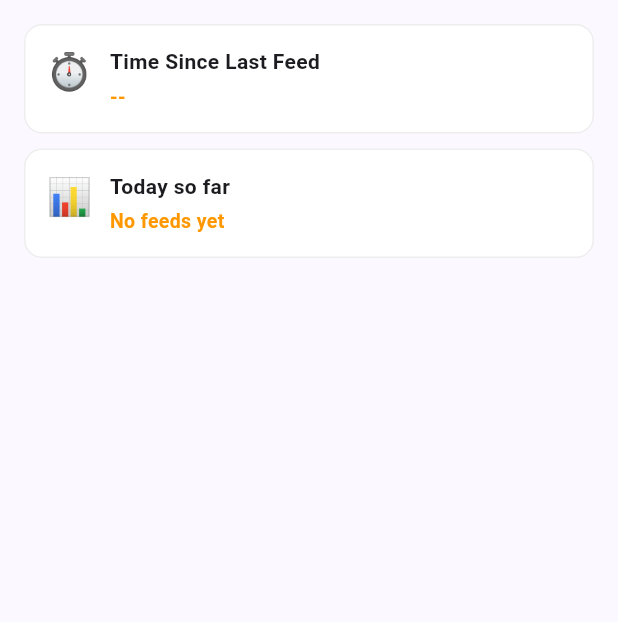
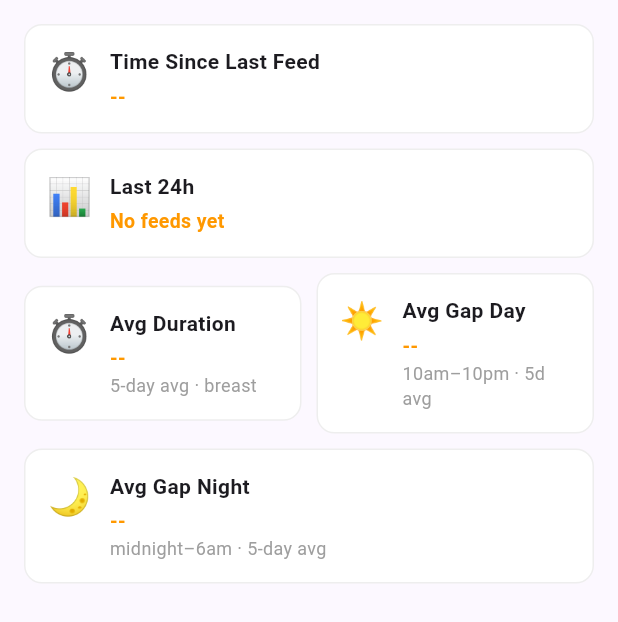
Before and after one commit to dariack/numi-numi, a Flutter app: the _FeedTab widget shown alone on an empty page, opened directly with empty values, on a phone screen of 412 x 824 dp. Shown: the top 622 px of the screen. Run offline on Flutter 3.47's test engine with Material 3 defaults, Android fonts, the phone set to English and light mode, and no system bars; our stand-ins replace cloud_firestore, firebase_core, shared_preferences; missing offline and left inert: home_widget; accounts and stored records are empty.

Commit message:
feat: feed/diaper tabs — last 24h stats, 5-day avg, avg feed duration, avg day/night gaps

```diff
--- a/lib/screens/insights_screen.dart
+++ b/lib/screens/insights_screen.dart
@@ -71,15 +71,18 @@ class _FeedTabState extends State<_FeedTab> {
     final isDark = Theme.of(context).brightness == Brightness.dark;
     final cardBg = isDark ? const Color(0xFF1E2130) : Colors.white;
 
-    final todayDurOnly = ins['todayDurOnly'] as int;
-    final todayMlOnly = ins['todayMlOnly'] as int;
-    final todayEquiv = ins['todayEquiv'] as double;
-    final avg3dEquiv = ins['avg3dEquiv'] as double;
+    final dur24h = ins['dur24h'] as int;
+    final ml24h = ins['ml24h'] as int;
+    final equiv24h = ins['equiv24h'] as double;
+    final avg5dEquiv = ins['avg5dEquiv'] as double;
+    final avgDuration = ins['avgDuration'] as double;
+    final avgGapDay = ins['avgGapDay'] as double;
+    final avgGapNight = ins['avgGapNight'] as double;
 
-    final todayParts = <String>[];
-    if (todayDurOnly > 0) todayParts.add('${_fmtMin(todayDurOnly)} breast');
-    if (todayMlOnly > 0) todayParts.add('${todayMlOnly}ml pumped');
-    final todayStr = todayParts.isNotEmpty ? todayParts.join(' + ') : 'No feeds yet';
+    final parts24h = <String>[];
+    if (dur24h > 0) parts24h.add('${_fmtMin(dur24h)} breast');
+    if (ml24h > 0) parts24h.add('${ml24h}ml pumped');
+    final str24h = parts24h.isNotEmpty ? parts24h.join(' + ') : 'No feeds yet';
 
     return RefreshIndicator(
         onRefresh: _load,
@@ -115,7 +118,7 @@ class _FeedTabState extends State<_FeedTab> {
             const SizedBox(height: 10),
           ],
 
-          // Today so far — combined
+          // Last 24h
           Container(
             padding: const EdgeInsets.all(14),
             decoration: BoxDecoration(borderRadius: BorderRadius.circular(12), color: cardBg,
@@ -124,20 +127,35 @@ class _FeedTabState extends State<_FeedTab> {
               const Text('📊', style: TextStyle(fontSize: 24)),
               const SizedBox(width: 12),
               Expanded(child: Column(crossAxisAlignment: CrossAxisAlignment.start, children: [
-                const Text('Today so far', style: TextStyle(fontWeight: FontWeight.bold, fontSize: 14)),
+                const Text('Last 24h', style: TextStyle(fontWeight: FontWeight.bold, fontSize: 14)),
                 const SizedBox(height: 4),
-                Text(todayStr, style: TextStyle(fontSize: 13, color: kFeedColor, fontWeight: FontWeight.w600)),
-                if (avg3dEquiv > 0) ...[
+                Text(str24h, style: TextStyle(fontSize: 13, color: kFeedColor, fontWeight: FontWeight.w600)),
+                if (avg5dEquiv > 0) ...[
                   const SizedBox(height: 4),
-                  Text('3-day avg: ~${_fmtMin(avg3dEquiv.round())} equiv/day',
+                  Text('5-day avg: ~${_fmtMin(avg5dEquiv.round())}/day',
                     style: TextStyle(fontSize: 12, color: Colors.grey.shade500)),
                   const SizedBox(height: 4),
-                  _buildCompLabel(todayEquiv, avg3dEquiv, 'feeding'),
+                  _buildCompLabel(equiv24h, avg5dEquiv, 'feeding'),
                 ],
               ])),
             ]),
           ),
+          const SizedBox(height: 10),
 
+          // Avg stats row
+          Row(children: [
+            Expanded(child: _InsightCard(cardBg: cardBg, emoji: '⏱', title: 'Avg Duration',
+              value: avgDuration > 0 ? _fmtMin(avgDuration) : '--', color: kFeedColor,
+              subtitle: '5-day avg · breast')),
+            const SizedBox(width: 10),
+            Expanded(child: _InsightCard(cardBg: cardBg, emoji: '☀️', title: 'Avg Gap Day',
+              value: avgGapDay > 0 ? _fmtMin(avgGapDay) : '--', color: kFeedColor,
+              subtitle: '10am–10pm · 5d avg')),
+          ]),
+          const SizedBox(height: 10),
+          _InsightCard(cardBg: cardBg, emoji: '🌙', title: 'Avg Gap Night',
+            value: avgGapNight > 0 ? _fmtMin(avgGapNight) : '--', color: kFeedColor,
+            subtitle: 'midnight–6am · 5-day avg'),
 
         ]),
     );
@@ -200,12 +218,12 @@ class _DiaperTabState extends State<_DiaperTab> {
   Future<void> _load() async {
     final snap = await widget.service.eventsByTypeStream(EventType.diaper, limit: 200).first;
     final now = DateTime.now();
-    final today6 = DateTime(now.year, now.month, now.day, 6);
-    final threeDaysAgo = now.subtract(const Duration(days: 3));
+    final last24h = now.subtract(const Duration(hours: 24));
+    final fiveDaysAgo = now.subtract(const Duration(days: 5));
 
-    final todayCount = snap.where((e) => e.startTime.isAfter(today6)).length;
-    final d3d = snap.where((e) => e.startTime.isAfter(threeDaysAgo)).toList();
-    final avg3d = d3d.isEmpty ? 0.0 : d3d.length / 3.0;
+    final count24h = snap.where((e) => e.startTime.isAfter(last24h)).length;
+    final d5d = snap.where((e) => e.startTime.isAfter(fiveDaysAgo)).toList();
+    final avg5d = d5d.isEmpty ? 0.0 : d5d.length / 5.0;
 
     String periodName(DateTime dt) {
       final h = dt.hour;
@@ -217,13 +235,13 @@ class _DiaperTabState extends State<_DiaperTab> {
 
     final periodAvgs = <String, double>{};
     for (final p in ['Night', 'Morning', 'Afternoon', 'Evening']) {
-      final count = d3d.where((e) => periodName(e.startTime) == p).length;
-      periodAvgs[p] = count / 3.0;
+      final count = d5d.where((e) => periodName(e.startTime) == p).length;
+      periodAvgs[p] = count / 5.0;
     }
 
     if (mounted) setState(() {
-      _todayCount = todayCount;
-      _avg3d = avg3d;
+      _todayCount = count24h;
+      _avg3d = avg5d;
       _periodAvgs = periodAvgs;
       _loading = false;
     });
@@ -264,12 +282,12 @@ class _DiaperTabState extends State<_DiaperTab> {
               const Text('📊', style: TextStyle(fontSize: 24)),
               const SizedBox(width: 12),
               Expanded(child: Column(crossAxisAlignment: CrossAxisAlignment.start, children: [
-                const Text('Today so far', style: TextStyle(fontWeight: FontWeight.bold, fontSize: 14)),
+                const Text('Last 24h', style: TextStyle(fontWeight: FontWeight.bold, fontSize: 14)),
                 const SizedBox(height: 4),
                 Text('$_todayCount diapers', style: TextStyle(fontSize: 13, color: kDiaperColor, fontWeight: FontWeight.w600)),
                 if (_avg3d > 0) ...[
                   const SizedBox(height: 4),
-                  Text('3-day avg: ${_avg3d.toStringAsFixed(1)}/day', style: TextStyle(fontSize: 12, color: Colors.grey.shade500)),
+                  Text('5-day avg: ${_avg3d.toStringAsFixed(1)}/day', style: TextStyle(fontSize: 12, color: Colors.grey.shade500)),
                   const SizedBox(height: 4),
                   compChip,
                 ],
@@ -284,7 +302,7 @@ class _DiaperTabState extends State<_DiaperTab> {
             decoration: BoxDecoration(borderRadius: BorderRadius.circular(12), color: cardBg,
               border: Border.all(color: isDark ? Colors.grey.shade800 : Colors.grey.shade200)),
             child: Column(crossAxisAlignment: CrossAxisAlignment.start, children: [
-              const Text('3-Day Avg by Period', style: TextStyle(fontWeight: FontWeight.bold, fontSize: 14)),
+              const Text('5-Day Avg by Period', style: TextStyle(fontWeight: FontWeight.bold, fontSize: 14)),
               const SizedBox(height: 8),
               ..._periodAvgs.entries.map((e) => Padding(
                 padding: const EdgeInsets.only(bottom: 4),
--- a/lib/services/firestore_service.dart
+++ b/lib/services/firestore_service.dart
@@ -349,7 +349,7 @@ class FirestoreService {
   // ===== FEED INSIGHTS =====
 
   Future<Map<String, dynamic>> getFeedInsights() async {
-    final feeds = await getRecentFeeds(20);
+    final feeds = await getRecentFeeds(100);
     final now = DateTime.now();
 
     Duration? timeSinceLast;
@@ -359,8 +359,6 @@ class FirestoreService {
     }
 
     final sideRec = await getSideRecommendation();
-
-    final today6 = DateTime(now.year, now.month, now.day, 6);
 
     // Combined ml+duration: 60ml ≈ 30min
     double feedMinEquiv(BabyEvent f) {
@@ -372,15 +370,17 @@ class FirestoreService {
           ml = list.fold<int>(0, (s, x) => s + (x['ml'] as num).toInt());
         } catch (_) {}
       }
-      if (ml > 0) return ml / 2.0; // 60ml ≈ 30min
+      if (ml > 0) return ml / 2.0;
       return 0;
     }
 
-    final feedsToday = feeds.where((f) => f.startTime.isAfter(today6)).toList();
-    final todayEquiv = feedsToday.fold<double>(0, (s, f) => s + feedMinEquiv(f));
-    final todayDurOnly = feedsToday.fold<int>(0, (s, f) => s + (f.durationMinutes ?? 0));
-    int todayMlOnly = 0;
-    for (final f in feedsToday) {
+    // Last 24h
+    final last24h = now.subtract(const Duration(hours: 24));
+    final feeds24h = feeds.where((f) => f.startTime.isAfter(last24h)).toList();
+    final equiv24h = feeds24h.fold<double>(0, (s, f) => s + feedMinEquiv(f));
+    final dur24h = feeds24h.fold<int>(0, (s, f) => s + (f.durationMinutes ?? 0));
+    int ml24h = 0;
+    for (final f in feeds24h) {
       int ml = f.mlFed ?? 0;
       if (ml == 0 && f.linkedPumps != null) {
         try {
@@ -388,20 +388,58 @@ class FirestoreService {
           ml = list.fold<int>(0, (s, x) => s + (x['ml'] as num).toInt());
         } catch (_) {}
       }
-      todayMlOnly += ml;
+      ml24h += ml;
     }
 
-    final threeDaysAgo = now.subtract(const Duration(days: 3));
-    final feeds3d = feeds.where((f) => f.startTime.isAfter(threeDaysAgo)).toList();
-    final avg3dEquiv = feeds3d.isEmpty ? 0.0 : feeds3d.fold<double>(0, (s, f) => s + feedMinEquiv(f)) / 3.0;
+    // 5-day avg
+    final fiveDaysAgo = now.subtract(const Duration(days: 5));
+    final feeds5d = feeds.where((f) => f.startTime.isAfter(fiveDaysAgo)).toList();
+    final avg5dEquiv = feeds5d.isEmpty ? 0.0 : feeds5d.fold<double>(0, (s, f) => s + feedMinEquiv(f)) / 5.0;
+
+    // Avg feed duration (breast only, last 5 days)
+    final breastFeeds5d = feeds5d.where((f) => f.source != 'pump' && f.durationMinutes != null && f.durationMinutes! > 0).toList();
+    final avgDuration = breastFeeds5d.isEmpty ? 0.0 : breastFeeds5d.fold<int>(0, (s, f) => s + f.durationMinutes!) / breastFeeds5d.length;
+
+    // Avg gap between feeds during day (10:00–22:00) and night (00:00–06:00), last 5 days
+    double _avgGapMinutes(List<BabyEvent> window) {
+      if (window.length < 2) return 0;
+      final sorted = [...window]..sort((a, b) => a.startTime.compareTo(b.startTime));
+      final gaps = <int>[];
+      for (int i = 1; i < sorted.length; i++) {
+        final gap = sorted[i].startTime.difference(sorted[i - 1].startTime).inMinutes;
+        if (gap > 0 && gap < 300) gaps.add(gap); // ignore gaps > 5h (likely different sessions)
+      }
+      if (gaps.isEmpty) return 0;
+      return gaps.fold<int>(0, (s, v) => s + v) / gaps.length;
+    }
+
+    final dayFeeds = feeds5d.where((f) {
+      final h = f.startTime.hour;
+      return h >= 10 && h < 22;
+    }).toList();
+    final nightFeeds = feeds5d.where((f) {
+      final h = f.startTime.hour;
+      return h >= 0 && h < 6;
+    }).toList();
+
+    final avgGapDay = _avgGapMinutes(dayFeeds);
+    final avgGapNight = _avgGapMinutes(nightFeeds);
 
     return {
       'timeSinceLast': timeSinceLast,
       ...sideRec,
-      'todayEquiv': todayEquiv,
-      'todayDurOnly': todayDurOnly,
-      'todayMlOnly': todayMlOnly,
-      'avg3dEquiv': avg3dEquiv,
+      'equiv24h': equiv24h,
+      'dur24h': dur24h,
+      'ml24h': ml24h,
+      'avg5dEquiv': avg5dEquiv,
+      'avgDuration': avgDuration,
+      'avgGapDay': avgGapDay,
+      'avgGapNight': avgGapNight,
+      // keep legacy keys for compatibility
+      'todayEquiv': equiv24h,
+      'todayDurOnly': dur24h,
+      'todayMlOnly': ml24h,
+      'avg3dEquiv': avg5dEquiv,
     };
   }
 
```
Also changed, not shown: 1 other file.
